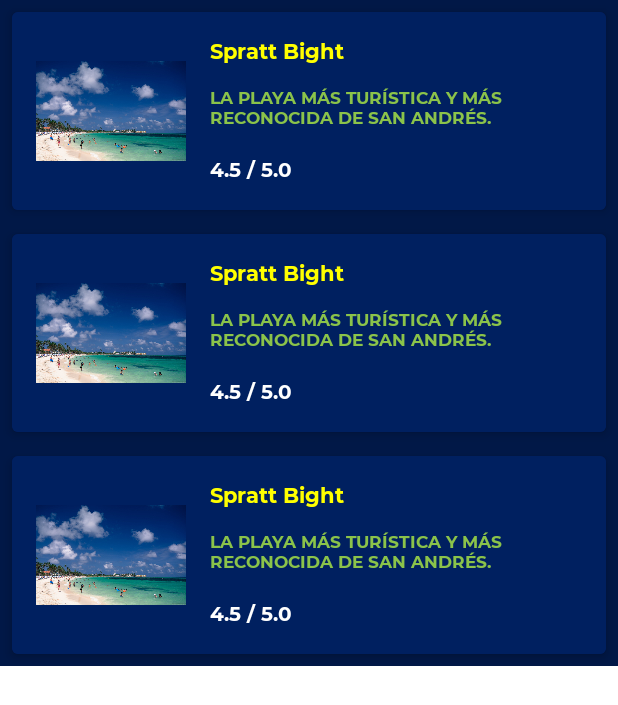
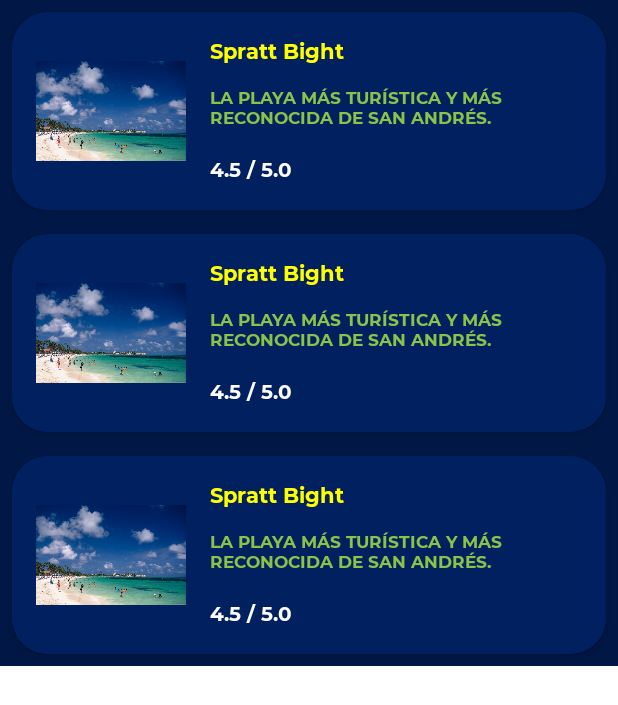
Before and after one commit to Michelle453/OneDroid-TuristicApp, an Android app: the layout activity_list_sitios.xml on its own in the app's theme, with its tools: preview values and no code run, on a phone screen of 412 x 824 dp. Shown: the top 705 px of the screen. Run offline under Robolectric (Android 15) with nearby library versions, the phone set to English and light mode, and no system bars.

Commit message:
JCR Lista POI + Json v3

```diff
--- a/app/src/main/res/layout/card_view_sitio_item.xml
+++ b/app/src/main/res/layout/card_view_sitio_item.xml
@@ -16,7 +16,7 @@
         android:layout_marginEnd="8dp"
         android:layout_marginBottom="8dp"
         app:cardBackgroundColor="#002060"
-        app:cardCornerRadius="4dp"
+        app:cardCornerRadius="24dp"
         app:cardElevation="4dp"
         app:layout_constraintBottom_toBottomOf="parent"
         app:layout_constraintEnd_toEndOf="parent"
--- a/app/src/main/res/values/themes.xml
+++ b/app/src/main/res/values/themes.xml
@@ -2,7 +2,7 @@
     <!-- Base application theme. -->
     <style name="Theme.TuristicApp" parent="Theme.MaterialComponents.DayNight.DarkActionBar">
         <!-- Primary brand color. -->
-        <item name="colorPrimary">@color/purple_500</item>
+        <item name="colorPrimary">@color/purple_700</item>
         <item name="colorPrimaryVariant">@color/purple_700</item>
         <item name="colorOnPrimary">@color/white</item>
         <!-- Secondary brand color. -->
```
